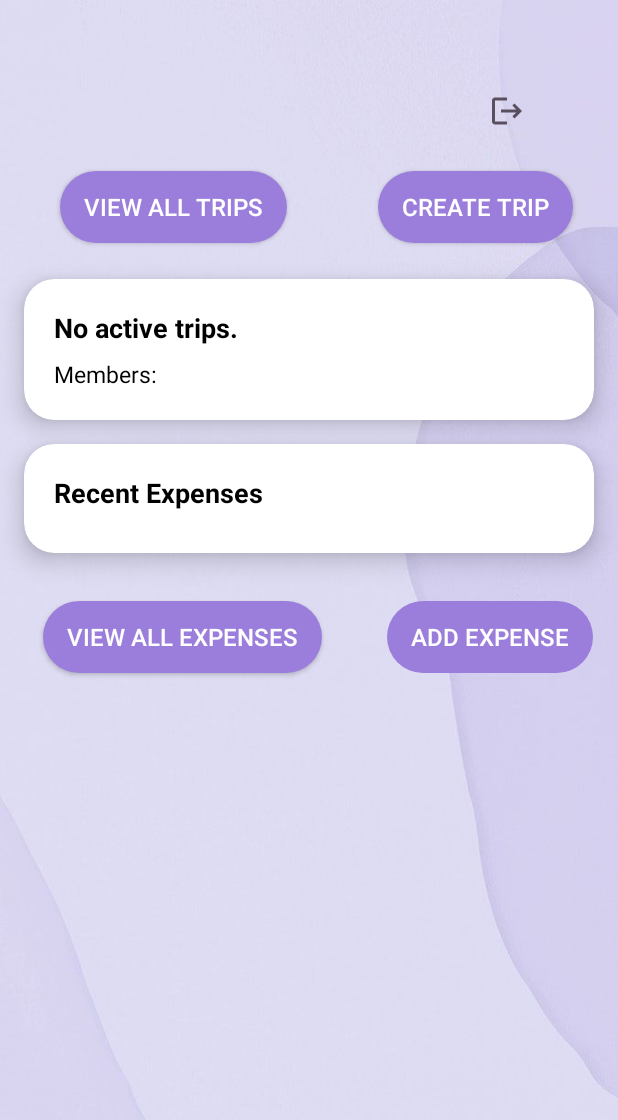
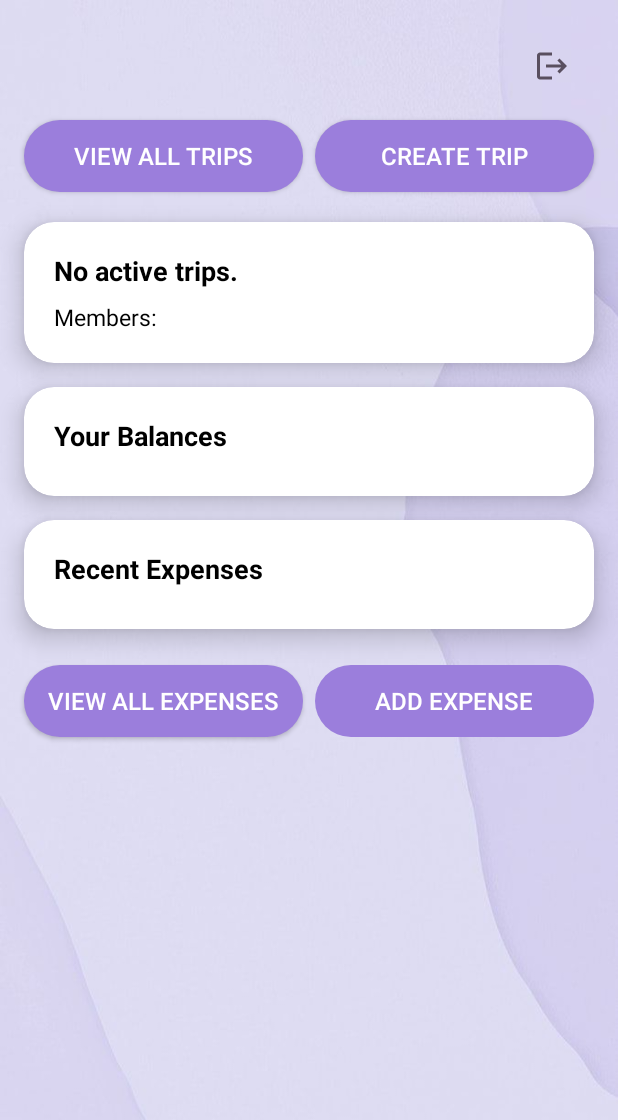
Before and after one commit to iamwahida/expensify_MAD, an Android app built with Jetpack Compose: the MainActivity screen opened directly, with no data from a screen before it, on a phone screen of 412 x 824 dp. Shown: the top 1120 px of the screen. Run offline under Robolectric (Android 15) with nearby library versions, the phone set to English and light mode, and no system bars; our stand-ins replace Firebase (no records; nobody signed in at launch, a user with empty details on screens opened directly).

Commit message:
add owe card as overview for user

```diff
--- a/app/src/main/java/com/example/expensify/MainActivity.kt
+++ b/app/src/main/java/com/example/expensify/MainActivity.kt
@@ -21,6 +21,7 @@ class MainActivity : ComponentActivity() {
     private lateinit var tripNameText: TextView
     private lateinit var membersListText: TextView
     private lateinit var expensesListLayout: LinearLayout
+    private lateinit var oweSummaryLayout: LinearLayout
 
     private var skipLatestTripLoad = false
     private var currentTripId: String? = null
@@ -52,6 +53,7 @@ class MainActivity : ComponentActivity() {
         tripNameText = findViewById(R.id.tripName)
         membersListText = findViewById(R.id.membersList)
         expensesListLayout = findViewById(R.id.expensesListLayout)
+        oweSummaryLayout = findViewById(R.id.oweSummaryLayout)
 
         logoutIcon.setOnClickListener {
             val intent = Intent(this, LoginActivity::class.java)
@@ -190,9 +192,12 @@ class MainActivity : ComponentActivity() {
 
     private fun fetchExpensesForTrip(tripId: String) {
         expensesListLayout.removeAllViews()
+        oweSummaryLayout.removeAllViews()
 
         val currentUserEmail = FirebaseAuth.getInstance().currentUser?.email
         val currentUsername = currentUserEmail?.substringBefore("@") ?: "unknown"
+
+        val balances = mutableMapOf<String, Double>() // +ve = they owe you, -ve = you owe them
 
         db.collection("expenses")
             .whereEqualTo("tripId", tripId)
@@ -223,10 +228,18 @@ class MainActivity : ComponentActivity() {
                         expenseText.setTextColor(resources.getColor(R.color.black))
                         expensesListLayout.addView(expenseText)
 
-                        val debts =
-                            DebtCalculationUtil.calculateDebts(paidBy, participants, amount)
+                        val debts = DebtCalculationUtil.calculateDebts(paidBy, participants, amount)
 
                         for (debt in debts) {
+                            // Update balances (net)
+                            if (debt.to == currentUsername) {
+                                balances[debt.from] =
+                                    balances.getOrDefault(debt.from, 0.0) + debt.amount
+                            } else if (debt.from == currentUsername) {
+                                balances[debt.to] =
+                                    balances.getOrDefault(debt.to, 0.0) - debt.amount
+                            }
+
                             val line = when {
                                 debt.to == currentUsername -> "🟢 ${debt.from} owes you €${"%.2f".format(debt.amount)}"
                                 debt.from == currentUsername -> "🔴 You owe ${debt.to} €${"%.2f".format(debt.amount)}"
@@ -242,6 +255,33 @@ class MainActivity : ComponentActivity() {
                         }
                     }
                 }
+
+                // Show net balance summary (both positive and negative)
+                if (balances.isEmpty()) {
+                    val noDebts = TextView(this)
+                    noDebts.text = "No balances yet."
+                    noDebts.textSize = 15f
+                    noDebts.setPadding(8, 8, 8, 8)
+                    oweSummaryLayout.addView(noDebts)
+                } else {
+                    for ((user, balance) in balances) {
+                        val summaryText = TextView(this)
+                        when {
+                            balance > 0.01 -> {
+                                summaryText.text = "🟢 $user owes you €${"%.2f".format(balance)}"
+                                summaryText.setTextColor(resources.getColor(R.color.black))
+                            }
+                            balance < -0.01 -> {
+                                summaryText.text = "🔴 You owe $user €${"%.2f".format(-balance)}"
+                                summaryText.setTextColor(resources.getColor(R.color.black))
+                            }
+                            else -> continue // skip if settled
+                        }
+                        summaryText.textSize = 15f
+                        summaryText.setPadding(8, 4, 8, 4)
+                        oweSummaryLayout.addView(summaryText)
+                    }
+                }
             }
             .addOnFailureListener { e ->
                 Log.e("EXPENSES_DEBUG", "Error fetching expenses", e)
--- a/app/src/main/res/layout/activity_main.xml
+++ b/app/src/main/res/layout/activity_main.xml
@@ -8,68 +8,56 @@
     android:background="@drawable/lavender2"
     tools:context=".MainActivity">
 
-    <!-- Logout Icon
-    <ImageView
-        android:id="@+id/logoutIcon"
-        android:layout_width="48dp"
-        android:layout_height="48dp"
-        android:layout_margin="16dp"
-        android:padding="8dp"
-        android:src="@drawable/baseline_logout_24"
-        app:layout_constraintEnd_toEndOf="parent"
-        app:layout_constraintTop_toTopOf="parent" />
-        -->
+    <!-- Logout Icon -->
     <ImageButton
         android:id="@+id/logoutIcon"
-        android:layout_width="48dp"
-        android:layout_height="48dp"
-        android:layout_margin="50dp"
+        android:layout_width="40dp"
+        android:layout_height="40dp"
+        android:layout_marginTop="24dp"
+        android:layout_marginEnd="24dp"
         android:background="@android:color/transparent"
         android:contentDescription="Logout"
         android:src="@drawable/baseline_logout_24"
         app:layout_constraintEnd_toEndOf="parent"
-        app:layout_constraintTop_toTopOf="parent"/>
+        app:layout_constraintTop_toTopOf="parent" />
 
-
-    <!-- View all trips Button -->
-
-    <!-- Create Trip Button -->
-
-    <!-- Trip Info Card -->
-
+    <!-- Top Buttons -->
     <Button
         android:id="@+id/viewAllTripsButton"
-        android:layout_width="wrap_content"
+        android:layout_width="0dp"
         android:layout_height="wrap_content"
-        android:layout_marginStart="40dp"
         android:layout_marginTop="16dp"
+        android:layout_marginStart="16dp"
+        android:layout_marginEnd="8dp"
         android:background="@drawable/rounded_button"
         android:text="@string/view_all_trips"
         android:textColor="@color/white"
         android:textSize="16sp"
         app:layout_constraintStart_toStartOf="parent"
+        app:layout_constraintEnd_toStartOf="@+id/createTripButton"
         app:layout_constraintTop_toBottomOf="@id/logoutIcon" />
 
     <Button
         android:id="@+id/createTripButton"
-        android:layout_width="wrap_content"
+        android:layout_width="0dp"
         android:layout_height="wrap_content"
         android:layout_marginTop="16dp"
+        android:layout_marginEnd="16dp"
         android:background="@drawable/rounded_button"
         android:elevation="8dp"
         android:text="Create Trip"
         android:textColor="@color/white"
         android:textSize="16sp"
         app:layout_constraintEnd_toEndOf="parent"
-        app:layout_constraintHorizontal_bias="0.893"
-        app:layout_constraintStart_toStartOf="parent"
+        app:layout_constraintStart_toEndOf="@id/viewAllTripsButton"
         app:layout_constraintTop_toBottomOf="@id/logoutIcon" />
 
+    <!-- Trip Info Card -->
     <androidx.cardview.widget.CardView
         android:id="@+id/tripInfoCard"
         android:layout_width="0dp"
         android:layout_height="wrap_content"
-        android:layout_marginTop="24dp"
+        android:layout_marginTop="20dp"
         android:layout_marginStart="16dp"
         android:layout_marginEnd="16dp"
         app:cardCornerRadius="20dp"
@@ -104,6 +92,44 @@
         </LinearLayout>
     </androidx.cardview.widget.CardView>
 
+    <!-- Owe Summary Card -->
+    <androidx.cardview.widget.CardView
+        android:id="@+id/oweSummaryCard"
+        android:layout_width="0dp"
+        android:layout_height="wrap_content"
+        android:layout_marginTop="16dp"
+        android:layout_marginStart="16dp"
+        android:layout_marginEnd="16dp"
+        app:cardCornerRadius="20dp"
+        app:cardElevation="10dp"
+        app:layout_constraintTop_toBottomOf="@id/tripInfoCard"
+        app:layout_constraintStart_toStartOf="parent"
+        app:layout_constraintEnd_toEndOf="parent">
+
+        <LinearLayout
+            android:layout_width="match_parent"
+            android:layout_height="wrap_content"
+            android:orientation="vertical"
+            android:padding="20dp">
+
+            <TextView
+                android:id="@+id/oweSummaryLabel"
+                android:layout_width="wrap_content"
+                android:layout_height="wrap_content"
+                android:text="Your Balances"
+                android:textSize="18sp"
+                android:textStyle="bold"
+                android:textColor="@color/black" />
+
+            <LinearLayout
+                android:id="@+id/oweSummaryLayout"
+                android:layout_width="match_parent"
+                android:layout_height="wrap_content"
+                android:orientation="vertical"
+                android:layout_marginTop="8dp" />
+        </LinearLayout>
+    </androidx.cardview.widget.CardView>
+
     <!-- Expenses List Card -->
     <androidx.cardview.widget.CardView
         android:id="@+id/expensesCard"
@@ -114,7 +140,7 @@
         android:layout_marginEnd="16dp"
         app:cardCornerRadius="20dp"
         app:cardElevation="10dp"
-        app:layout_constraintTop_toBottomOf="@id/tripInfoCard"
+        app:layout_constraintTop_toBottomOf="@id/oweSummaryCard"
         app:layout_constraintStart_toStartOf="parent"
         app:layout_constraintEnd_toEndOf="parent">
 
@@ -139,40 +165,37 @@
                 android:layout_height="wrap_content"
                 android:orientation="vertical"
                 android:layout_marginTop="8dp" />
-
         </LinearLayout>
     </androidx.cardview.widget.CardView>
 
-    <!-- Add Expense Button -->
+    <!-- Bottom Buttons -->
+    <Button
+        android:id="@+id/viewAllExpensesButton"
+        android:layout_width="0dp"
+        android:layout_height="wrap_content"
+        android:layout_marginTop="24dp"
+        android:layout_marginStart="16dp"
+        android:layout_marginEnd="8dp"
+        android:background="@drawable/rounded_button"
+        android:text="View All Expenses"
+        android:textColor="@color/white"
+        android:textSize="16sp"
+        app:layout_constraintStart_toStartOf="parent"
+        app:layout_constraintEnd_toStartOf="@+id/addExpenseButton"
+        app:layout_constraintTop_toBottomOf="@id/expensesCard" />
 
     <Button
         android:id="@+id/addExpenseButton"
-        android:layout_width="wrap_content"
+        android:layout_width="0dp"
         android:layout_height="wrap_content"
-        android:layout_marginTop="32dp"
+        android:layout_marginTop="24dp"
+        android:layout_marginEnd="16dp"
         android:background="@drawable/rounded_button"
-        android:elevation="8dp"
         android:text="Add Expense"
         android:textColor="@color/white"
         android:textSize="16sp"
         app:layout_constraintEnd_toEndOf="parent"
-        app:layout_constraintHorizontal_bias="0.94"
-        app:layout_constraintStart_toStartOf="parent"
-        app:layout_constraintTop_toBottomOf="@id/expensesCard" />
-
-    <Button
-        android:id="@+id/viewAllExpensesButton"
-        android:layout_width="wrap_content"
-        android:layout_height="wrap_content"
-        android:layout_marginTop="32dp"
-        android:background="@drawable/rounded_button"
-        android:elevation="8dp"
-        android:text="View All Expenses"
-        android:textColor="@color/white"
-        android:textSize="16sp"
-        app:layout_constraintEnd_toEndOf="parent"
-        app:layout_constraintHorizontal_bias="0.126"
-        app:layout_constraintStart_toStartOf="parent"
+        app:layout_constraintStart_toEndOf="@id/viewAllExpensesButton"
         app:layout_constraintTop_toBottomOf="@id/expensesCard" />
 
 </androidx.constraintlayout.widget.ConstraintLayout>
```
